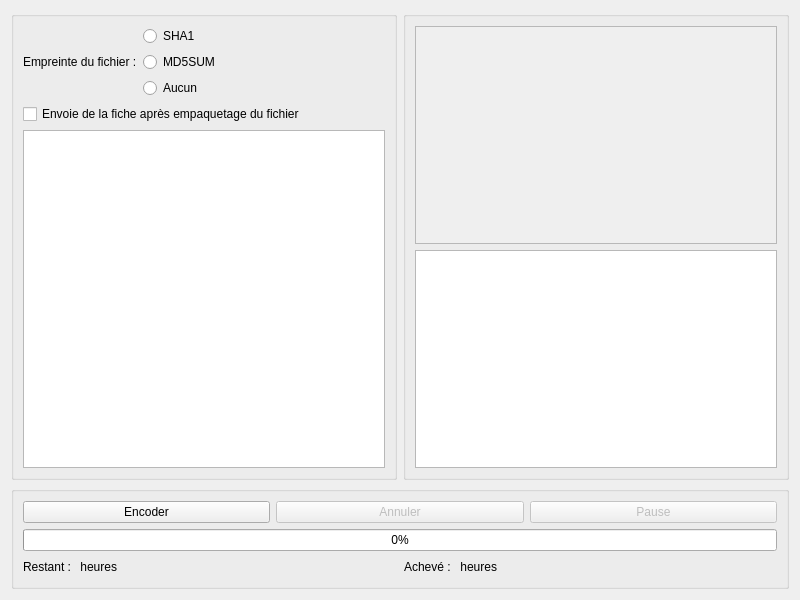
Old version of the form src/View/encodepane.ui in the repository cinemaouvert/OCT.
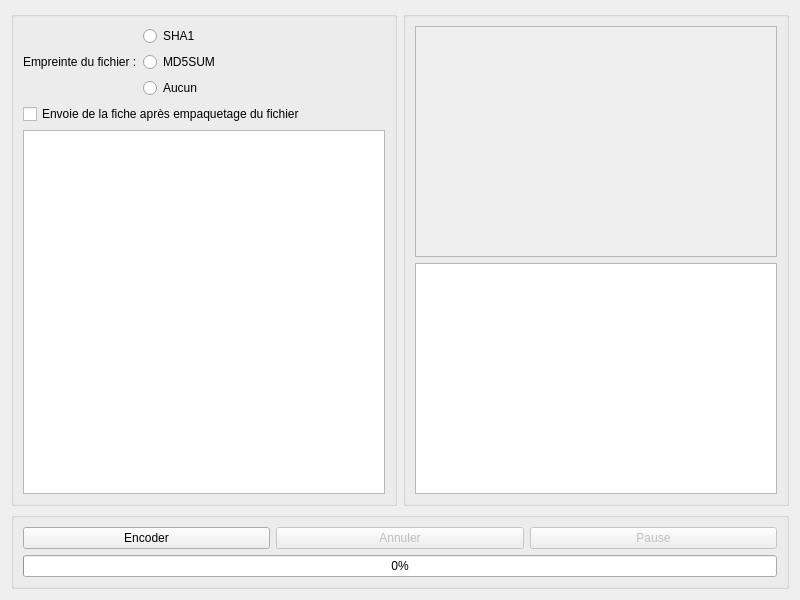
New version of the form. Custom widgets are drawn as their Qt base class.

Patch:
```diff
--- a/src/View/encodepane.ui
+++ b/src/View/encodepane.ui
@@ -121,7 +121,7 @@
              <x>0</x>
              <y>0</y>
              <width>365</width>
-             <height>222</height>
+             <height>236</height>
             </rect>
            </property>
            <layout class="QHBoxLayout" name="horizontalLayout">
@@ -188,67 +188,6 @@
         </property>
        </widget>
       </item>
-      <item>
-       <layout class="QHBoxLayout" name="horizontalLayout_Timers">
-        <property name="bottomMargin">
-         <number>0</number>
-        </property>
-        <item>
-         <widget class="QLabel" name="label_EncodingTimePast">
-          <property name="text">
-           <string>Restant :</string>
-          </property>
-         </widget>
-        </item>
-        <item>
-         <widget class="QLabel" name="label_EncodingTime">
-          <property name="text">
-           <string> heures</string>
-          </property>
-         </widget>
-        </item>
-        <item>
-         <spacer name="horizontalSpacer_9">
-          <property name="orientation">
-           <enum>Qt::Horizontal</enum>
-          </property>
-          <property name="sizeHint" stdset="0">
-           <size>
-            <width>40</width>
-            <height>20</height>
-           </size>
-          </property>
-         </spacer>
-        </item>
-        <item>
-         <widget class="QLabel" name="label_EncodingTimeRemaining">
-          <property name="text">
-           <string>Achevé :</string>
-          </property>
-         </widget>
-        </item>
-        <item>
-         <widget class="QLabel" name="label_EncodingTimeDone">
-          <property name="text">
-           <string> heures</string>
-          </property>
-         </widget>
-        </item>
-        <item>
-         <spacer name="horizontalSpacer_10">
-          <property name="orientation">
-           <enum>Qt::Horizontal</enum>
-          </property>
-          <property name="sizeHint" stdset="0">
-           <size>
-            <width>40</width>
-            <height>20</height>
-           </size>
-          </property>
-         </spacer>
-        </item>
-       </layout>
-      </item>
      </layout>
     </widget>
    </item>
```
